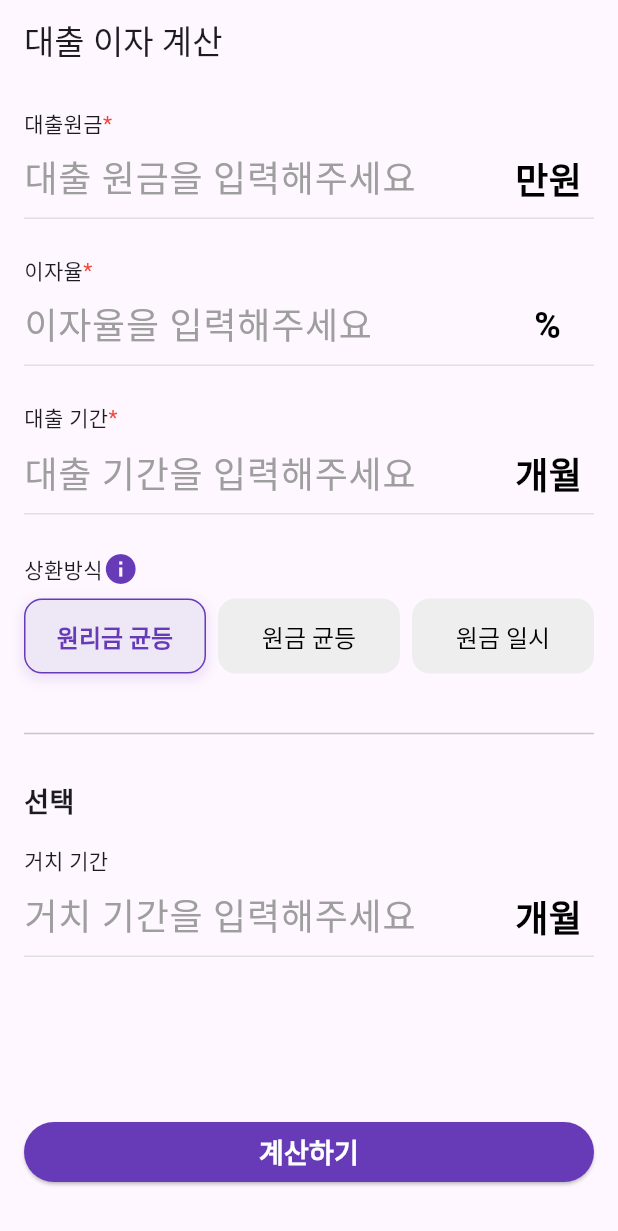
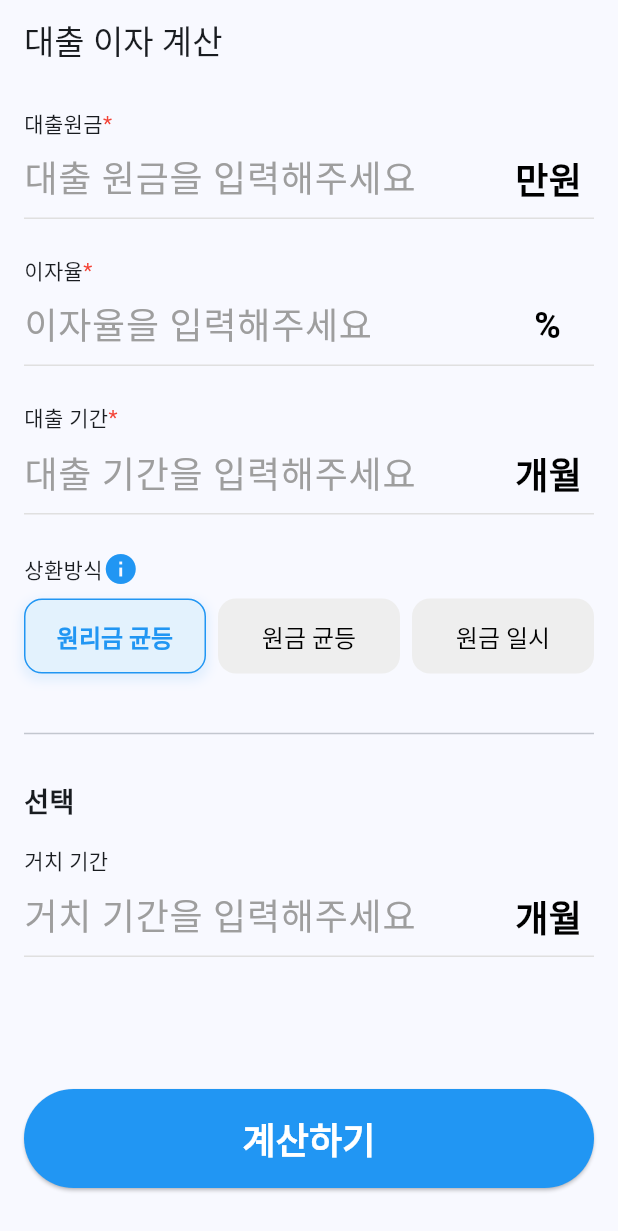
Before and after one commit to JuyeonYu/interest_calculator, a Flutter app: the screen it shows after launch, on a phone screen of 412 x 824 dp. Shown: the top 1231 px of the screen. Run offline on Flutter 3.47's test engine with Material 3 defaults, Android fonts, the light colour scheme and no system bars; our stand-ins replace currency_text_input_formatter, flutter_keyboard_visibility.

Commit message:
메인 컬러 변겨

```diff
--- a/lib/calculator_page.dart
+++ b/lib/calculator_page.dart
@@ -149,7 +149,7 @@ class _CalculatorPageState extends State<CalculatorPage> {
                     child: const Row(
                       children: [
                         Text('상환방식'),
-                        Icon(Icons.info, color: Colors.deepPurple),
+                        Icon(Icons.info, color: Colors.blue),
                       ],
                     ),
                     onTap: () {
@@ -340,9 +340,8 @@ class _CalculatorPageState extends State<CalculatorPage> {
                     padding: const EdgeInsets.fromLTRB(0, 0, 0, 48),
                     child: ElevatedButton(
                       style: ElevatedButton.styleFrom(
-                        backgroundColor: _isValueValid
-                            ? Colors.deepPurple
-                            : Colors.grey[100],
+                        backgroundColor:
+                            _isValueValid ? Colors.blue : Colors.grey[100],
                       ),
                       onPressed: () {
                         if (widget.calculatorInput.principal > 0 &&
@@ -359,11 +358,14 @@ class _CalculatorPageState extends State<CalculatorPage> {
                           _showInvalidSnackBar();
                         }
                       },
-                      child: const Text('계산하기',
-                          style: TextStyle(
-                              fontSize: 18,
-                              fontWeight: FontWeight.bold,
-                              color: Colors.white)),
+                      child: Padding(
+                        padding: const EdgeInsets.all(16.0),
+                        child: const Text('계산하기',
+                            style: TextStyle(
+                                fontSize: 24,
+                                fontWeight: FontWeight.bold,
+                                color: Colors.white)),
+                      ),
                     ),
                   ),
                 ],
@@ -413,13 +415,13 @@ class _CalculatorPageState extends State<CalculatorPage> {
         padding: const EdgeInsets.all(12),
         margin: const EdgeInsets.symmetric(vertical: 8),
         decoration: BoxDecoration(
-          color: isSelected ? Colors.deepPurple[50] : Colors.grey[200],
-          border: Border.all(
-              color: isSelected ? Colors.deepPurple : Colors.transparent),
+          color: isSelected ? Colors.blue[50] : Colors.grey[200],
+          border:
+              Border.all(color: isSelected ? Colors.blue : Colors.transparent),
           borderRadius: BorderRadius.circular(12),
           boxShadow: [
             BoxShadow(
-              color: Colors.deepPurple.withOpacity(isSelected ? 0.1 : 0),
+              color: Colors.blue.withOpacity(isSelected ? 0.1 : 0),
               spreadRadius: 2,
               blurRadius: 5,
               offset: const Offset(0, 3),
@@ -433,7 +435,7 @@ class _CalculatorPageState extends State<CalculatorPage> {
               text: text,
               style: TextStyle(
                 fontSize: 16,
-                color: isSelected ? Colors.deepPurple : Colors.black,
+                color: isSelected ? Colors.blue : Colors.black,
                 fontWeight: isSelected ? FontWeight.bold : FontWeight.normal,
               ),
             ),
--- a/lib/input_text.dart
+++ b/lib/input_text.dart
@@ -64,7 +64,7 @@ class InputText extends StatelessWidget {
               borderSide: BorderSide(color: Colors.grey[300] ?? Colors.grey),
             ),
             focusedBorder: const UnderlineInputBorder(
-              borderSide: BorderSide(color: Colors.deepPurple, width: 2),
+              borderSide: BorderSide(color: Colors.blue, width: 2),
             ),
           ),
           onChanged: onChanged,
--- a/lib/main.dart
+++ b/lib/main.dart
@@ -15,7 +15,7 @@ class MyApp extends StatelessWidget {
     return MaterialApp(
       title: 'Flutter Demo',
       theme: ThemeData(
-        colorScheme: ColorScheme.fromSeed(seedColor: Colors.deepPurple),
+        colorScheme: ColorScheme.fromSeed(seedColor: Colors.blue),
         useMaterial3: true,
       ),
       home: const KeyboardDismissOnTap(child: MainTabPage()),
--- a/lib/result_page.dart
+++ b/lib/result_page.dart
@@ -257,7 +257,7 @@ class ResultPage extends StatelessWidget {
                                 fontWeight: FontWeight.w100,
                               ),
                             ),
-                            Icon(Icons.info, color: Colors.deepPurple),
+                            Icon(Icons.info, color: Colors.blue),
                           ],
                         ),
                         onTap: () {
@@ -282,7 +282,7 @@ class ResultPage extends StatelessWidget {
                           style: const TextStyle(
                               fontSize: 24,
                               fontWeight: FontWeight.w900,
-                              color: Colors.deepPurple),
+                              color: Colors.blue),
                         ),
                         Text(
                           '${formatKoreanCurrency(result.totalInterest / 10000)} 원',
```
